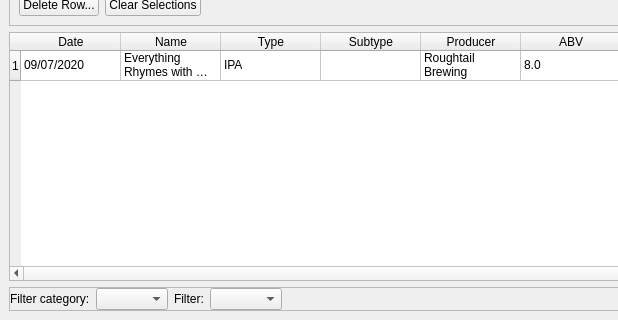
Qt form ui/mainwindow.ui (minorsecond/BuzzBot) before a commit; both pictures show x 0 to 618 and y 505 to 825 of the 1006 by 825 pixel window.
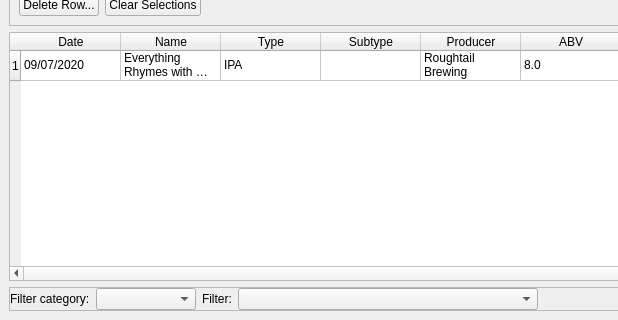
The same form after that commit.

Commit message: Fix filter dropdown width

Diff of the .ui file:
```diff
--- a/ui/mainwindow.ui
+++ b/ui/mainwindow.ui
@@ -1246,6 +1246,12 @@
            <verstretch>0</verstretch>
           </sizepolicy>
          </property>
+         <property name="minimumSize">
+          <size>
+           <width>300</width>
+           <height>0</height>
+          </size>
+         </property>
         </widget>
        </item>
        <item row="1" column="1">
@@ -1256,6 +1262,12 @@
            <verstretch>0</verstretch>
           </sizepolicy>
          </property>
+         <property name="minimumSize">
+          <size>
+           <width>100</width>
+           <height>0</height>
+          </size>
+         </property>
         </widget>
        </item>
        <item row="1" column="2">
```
Left out of the diff: 2 changed lines with no effect on the pictures. The commit also changes 1 other file.
